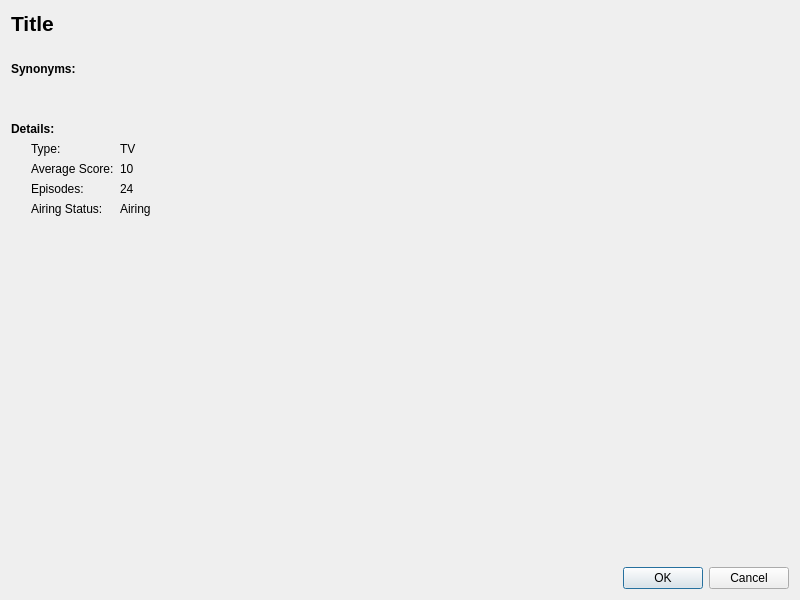
This is animepanel.ui in killmaster/Shinjiru as Qt 5 draws it before an edit. The edited form follows.
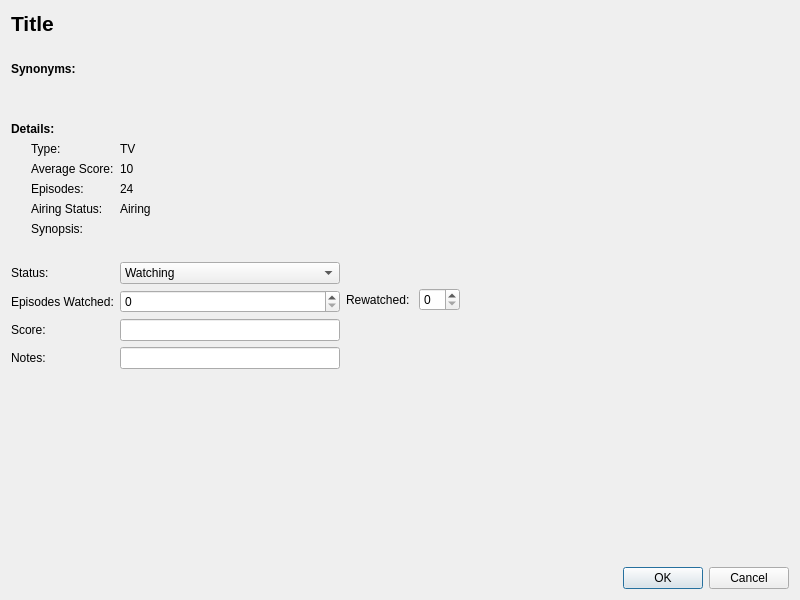
This is the edited form.

Commit message: Fetches your info for the panel too

Patch:
```diff
--- a/animepanel.ui
+++ b/animepanel.ui
@@ -37,7 +37,7 @@
         <enum>Qt::Vertical</enum>
        </property>
        <property name="sizeType">
-        <enum>QSizePolicy::Fixed</enum>
+        <enum>QSizePolicy::Minimum</enum>
        </property>
        <property name="sizeHint" stdset="0">
         <size>
@@ -73,7 +73,7 @@
         <enum>Qt::Vertical</enum>
        </property>
        <property name="sizeType">
-        <enum>QSizePolicy::Fixed</enum>
+        <enum>QSizePolicy::Minimum</enum>
        </property>
        <property name="sizeHint" stdset="0">
         <size>
@@ -97,7 +97,7 @@
       </widget>
      </item>
      <item>
-      <layout class="QFormLayout" name="formLayout">
+      <layout class="QFormLayout" name="detailForm">
        <property name="fieldGrowthPolicy">
         <enum>QFormLayout::AllNonFixedFieldsGrow</enum>
        </property>
@@ -159,6 +159,169 @@
           <string>Airing</string>
          </property>
         </widget>
+       </item>
+       <item row="4" column="0">
+        <widget class="QLabel" name="lblSynopsis">
+         <property name="text">
+          <string>Synopsis:</string>
+         </property>
+        </widget>
+       </item>
+       <item row="4" column="1">
+        <widget class="QLabel" name="txtSynopsis">
+         <property name="text">
+          <string/>
+         </property>
+         <property name="textFormat">
+          <enum>Qt::RichText</enum>
+         </property>
+         <property name="wordWrap">
+          <bool>true</bool>
+         </property>
+        </widget>
+       </item>
+      </layout>
+     </item>
+     <item>
+      <spacer name="verticalSpacer_4">
+       <property name="orientation">
+        <enum>Qt::Vertical</enum>
+       </property>
+       <property name="sizeType">
+        <enum>QSizePolicy::Minimum</enum>
+       </property>
+       <property name="sizeHint" stdset="0">
+        <size>
+         <width>20</width>
+         <height>20</height>
+        </size>
+       </property>
+      </spacer>
+     </item>
+     <item>
+      <layout class="QHBoxLayout" name="horizontalLayout">
+       <item>
+        <layout class="QFormLayout" name="formLayout_2">
+         <item row="1" column="0">
+          <widget class="QLabel" name="label_2">
+           <property name="text">
+            <string>Episodes Watched:</string>
+           </property>
+          </widget>
+         </item>
+         <item row="2" column="0">
+          <widget class="QLabel" name="label_5">
+           <property name="text">
+            <string>Score: </string>
+           </property>
+          </widget>
+         </item>
+         <item row="0" column="0">
+          <widget class="QLabel" name="label_6">
+           <property name="text">
+            <string>Status:</string>
+           </property>
+          </widget>
+         </item>
+         <item row="3" column="0">
+          <widget class="QLabel" name="label_8">
+           <property name="text">
+            <string>Notes:</string>
+           </property>
+          </widget>
+         </item>
+         <item row="0" column="1">
+          <widget class="QComboBox" name="comboStatus">
+           <item>
+            <property name="text">
+             <string>Watching</string>
+            </property>
+           </item>
+           <item>
+            <property name="text">
+             <string>Completed</string>
+            </property>
+           </item>
+           <item>
+            <property name="text">
+             <string>On-hold</string>
+            </property>
+           </item>
+           <item>
+            <property name="text">
+             <string>Dropped</string>
+            </property>
+           </item>
+           <item>
+            <property name="text">
+             <string>Plan to Watch</string>
+            </property>
+           </item>
+          </widget>
+         </item>
+         <item row="1" column="1">
+          <widget class="QSpinBox" name="spinEps"/>
+         </item>
+         <item row="3" column="1">
+          <widget class="QLineEdit" name="txtNotes"/>
+         </item>
+         <item row="2" column="1">
+          <widget class="QLineEdit" name="txtcore"/>
+         </item>
+        </layout>
+       </item>
+       <item>
+        <layout class="QFormLayout" name="formLayout">
+         <property name="fieldGrowthPolicy">
+          <enum>QFormLayout::AllNonFixedFieldsGrow</enum>
+         </property>
+         <item row="0" column="0">
+          <widget class="QLabel" name="label_7">
+           <property name="text">
+            <string/>
+           </property>
+          </widget>
+         </item>
+         <item row="1" column="0">
+          <widget class="QLabel" name="label_4">
+           <property name="text">
+            <string>Rewatched: </string>
+           </property>
+          </widget>
+         </item>
+         <item row="1" column="1">
+          <widget class="QSpinBox" name="spinRewatch"/>
+         </item>
+         <item row="0" column="1">
+          <spacer name="verticalSpacer_5">
+           <property name="orientation">
+            <enum>Qt::Vertical</enum>
+           </property>
+           <property name="sizeType">
+            <enum>QSizePolicy::Minimum</enum>
+           </property>
+           <property name="sizeHint" stdset="0">
+            <size>
+             <width>20</width>
+             <height>20</height>
+            </size>
+           </property>
+          </spacer>
+         </item>
+        </layout>
+       </item>
+       <item>
+        <spacer name="horizontalSpacer">
+         <property name="orientation">
+          <enum>Qt::Horizontal</enum>
+         </property>
+         <property name="sizeHint" stdset="0">
+          <size>
+           <width>40</width>
+           <height>20</height>
+          </size>
+         </property>
+        </spacer>
        </item>
       </layout>
      </item>
```
Left out of the diff: 28 changed lines with no effect on the pictures. The commit also changes 6 other files.
